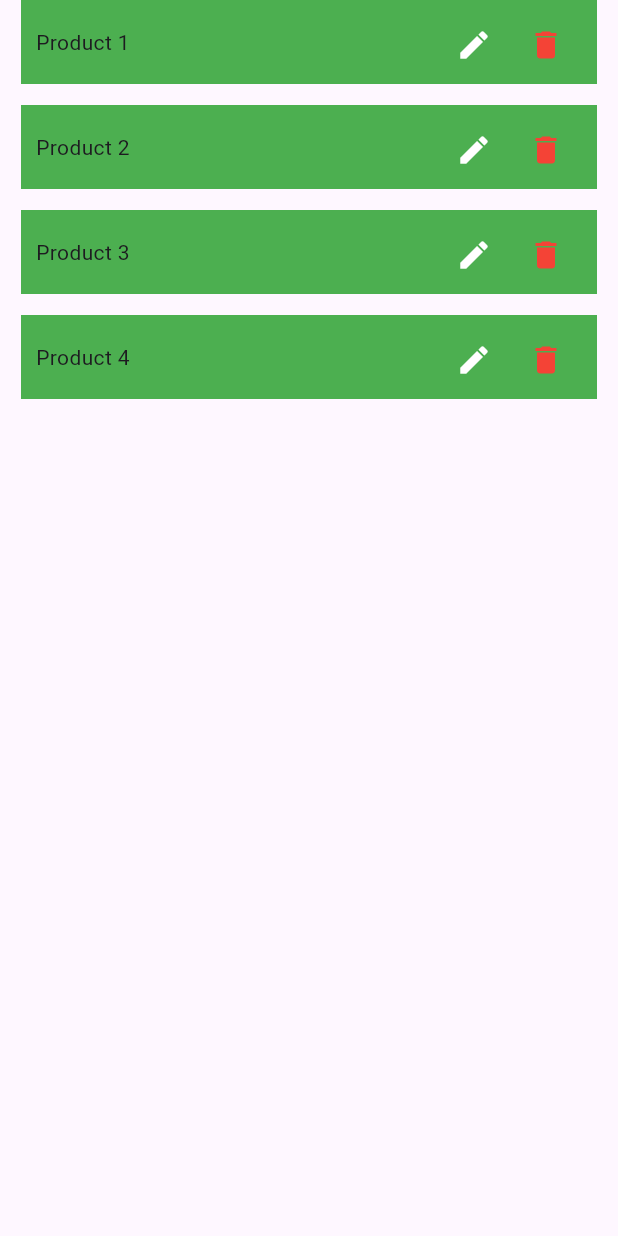
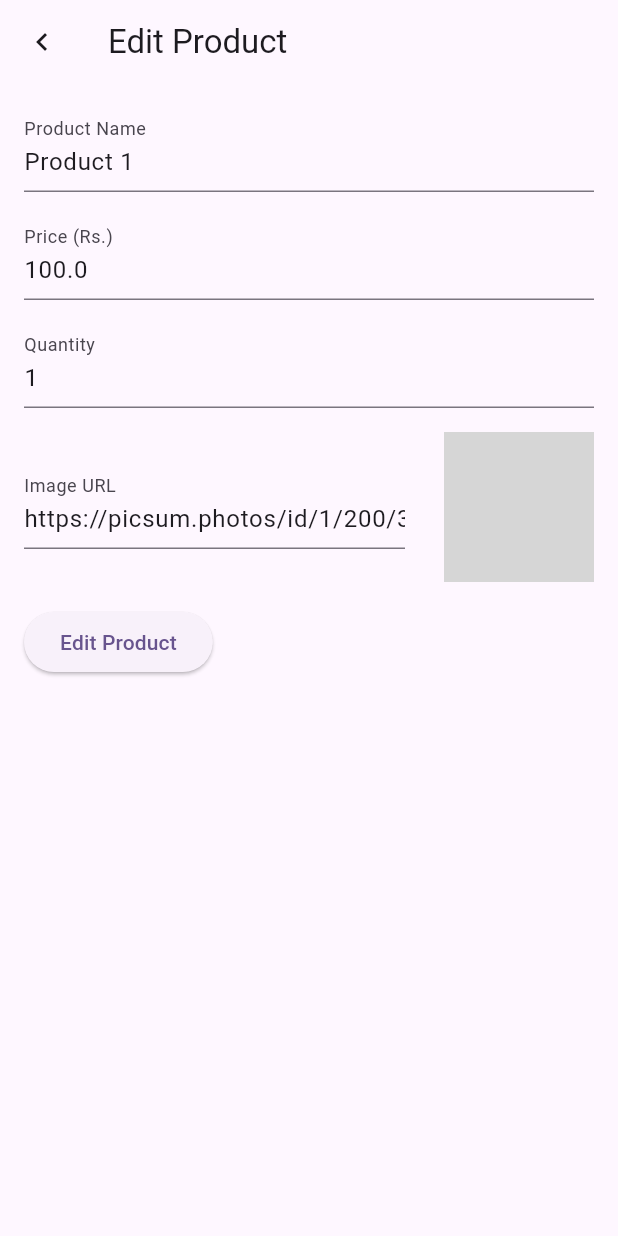
Before and after one commit to Praju2002/flutter, a Flutter app: the ProductList screen opened directly, after a tap on the "edit" icon, on a phone screen of 412 x 824 dp. Run offline on Flutter 3.47's test engine with Material 3 defaults, Android fonts, the phone set to English and light mode, and no system bars; network calls fail; grey boxes are pictures that could not be loaded.

Commit message:
added edit option

```diff
--- /dev/null
+++ b/lib/View/edit_product_screen.dart
@@ -0,0 +1,168 @@
+// import 'dart:js_interop';
+
+import 'package:flutter/material.dart';
+import 'package:project/controller/product_controller.dart';
+// import 'package:project/controler/product_controller.dart';
+// import 'package:project/model/Product_model.dart';
+import 'package:project/model/product.dart';
+import 'package:provider/provider.dart';
+
+class EditProductScreen extends StatefulWidget {
+  final Product currentProduct;
+  const EditProductScreen({super.key, required this.currentProduct});
+
+  @override
+  State<EditProductScreen> createState() => _EditProductScreenState();
+}
+
+class _EditProductScreenState extends State<EditProductScreen> {
+  final _formKey = GlobalKey<FormState>();
+  var productNameController = TextEditingController();
+  var productPriceController = TextEditingController();
+  var productQuantityController = TextEditingController();
+  var productImageUrlController = TextEditingController();
+
+  @override
+  void dispose() {
+    productNameController.dispose();
+    productPriceController.dispose();
+    productQuantityController.dispose();
+    productImageUrlController.dispose();
+    super.dispose();
+  }
+
+  @override
+  void initState() {
+    // TODO: implement initState
+    productNameController =
+        TextEditingController(text: widget.currentProduct.name);
+    productPriceController =
+        TextEditingController(text: widget.currentProduct.price.toString());
+    productQuantityController =
+        TextEditingController(text: widget.currentProduct.quantity.toString());
+    productImageUrlController =
+        TextEditingController(text: widget.currentProduct.productImage);
+    super.initState();
+  }
+
+  @override
+  Widget build(BuildContext context) {
+    final controller = Provider.of<ProductController>(context, listen: false);
+    return Scaffold(
+      appBar: AppBar(
+        leading: IconButton(
+          onPressed: () {
+            Navigator.pop(context);
+          },
+          icon: const Icon(Icons.navigate_before),
+        ),
+        title: const Text('Edit Product'),
+      ),
+      body: SingleChildScrollView(
+        padding: const EdgeInsets.all(16.0),
+        child: Form(
+          key: _formKey,
+          child: Column(
+            crossAxisAlignment: CrossAxisAlignment.start,
+            children: [
+              TextFormField(
+                decoration: const InputDecoration(
+                  labelText: 'Product Name',
+                ),
+                controller: productNameController,
+                validator: (value) {
+                  if (value == null || value.isEmpty) {
+                    return 'Please enter a product name';
+                  }
+                  return null;
+                },
+              ),
+              const SizedBox(height: 16),
+              TextFormField(
+                decoration: const InputDecoration(
+                  labelText: 'Price (Rs.)',
+                ),
+                keyboardType: TextInputType.number,
+                controller: productPriceController,
+                validator: (value) {
+                  if (value == null || value.isEmpty) {
+                    return 'Please enter the product price';
+                  }
+                  try {
+                    double.parse(value);
+                  } catch (e) {
+                    return 'Please enter a valid price';
+                  }
+                  return null;
+                },
+              ),
+              const SizedBox(height: 16),
+              TextFormField(
+                decoration: const InputDecoration(
+                  labelText: 'Quantity',
+                ),
+                keyboardType: TextInputType.number,
+                controller: productQuantityController,
+                validator: (value) {
+                  if (value == null || value.isEmpty) {
+                    return 'Please enter the product quantity';
+                  }
+                  try {
+                    int.parse(value);
+                  } catch (e) {
+                    return 'Please enter a valid quantity';
+                  }
+                  return null;
+                },
+              ),
+              const SizedBox(height: 16),
+              Row(
+                children: [
+                  Expanded(
+                    child: TextFormField(
+                      onChanged: (val) {
+                        // if (val.contains('http')) {
+                        setState(() {});
+                        // }
+                      },
+                      decoration: const InputDecoration(
+                        labelText: 'Image URL',
+                      ),
+                      controller: productImageUrlController,
+                    ),
+                  ),
+                  if (productImageUrlController.text.isNotEmpty) ...[
+                    const SizedBox(
+                      width: 26,
+                    ),
+                    Image.network(
+                      productImageUrlController.text,
+                      height: 100,
+                      width: 100,
+                    )
+                  ]
+                ],
+              ),
+              const SizedBox(height: 16),
+              ElevatedButton(
+                onPressed: () {
+                  if (_formKey.currentState!.validate()) {
+                    controller.editProduct(
+                      widget.currentProduct.id,
+                        productNameController.text,
+                        double.parse(productPriceController.text),
+                        int.parse(productQuantityController.text),
+                        productImageUrlController.text);
+
+                    Navigator.pop(context); // Navigate back to main screen
+                  }
+                },
+                child: const Text('Edit Product'),
+              ),
+            ],
+          ),
+        ),
+      ),
+    );
+  }
+}
--- a/lib/View/widget/product_item.dart
+++ b/lib/View/widget/product_item.dart
@@ -1,4 +1,5 @@
 import 'package:flutter/material.dart';
+import 'package:project/View/edit_product_screen.dart';
 import 'package:project/model/product.dart';
 
 class ProductItem extends StatelessWidget {
@@ -20,7 +21,13 @@ class ProductItem extends StatelessWidget {
           Row(
             children: [
               IconButton(
-                onPressed: () {},
+                onPressed: () {Navigator.push(
+                  context,
+                  MaterialPageRoute(
+                      builder: (context) => EditProductScreen(
+                            currentProduct: product,
+                          )),
+                );},
                 icon: const Icon(Icons.edit),
                 color: Colors.white,
               ),
--- a/lib/controller/product_controller.dart
+++ b/lib/controller/product_controller.dart
@@ -64,4 +64,18 @@ class ProductController extends ChangeNotifier {
     myProducts.add(newProduct);
     notifyListeners();
   }
+  void editProduct(
+      String id, String name, double price, int quantity, String imageURL) {
+    var currentProduct = myProducts.firstWhere((element) => element.id == id);
+    int selectedProductIndex = myProducts.indexOf(currentProduct);
+    Product editedProduct = Product(
+        id: id,
+        name: name,
+        price: price,
+        productImage: imageURL,
+        quantity: quantity);
+
+    myProducts[selectedProductIndex] = editedProduct;
+    notifyListeners();
+  }
 }
--- a/pubspec.yaml
+++ b/pubspec.yaml
@@ -60,7 +60,8 @@ flutter:
   uses-material-design: true
 
   # To add assets to your application, add an assets section, like this:
-  # assets:
+  assets:
+    - assets/
   #   - images/a_dot_burr.jpeg
   #   - images/a_dot_ham.jpeg
 
```
Also changed, not shown: lib/View/my_home_page.dart (+26 -13 lines), assets/logo.jpg (added).
